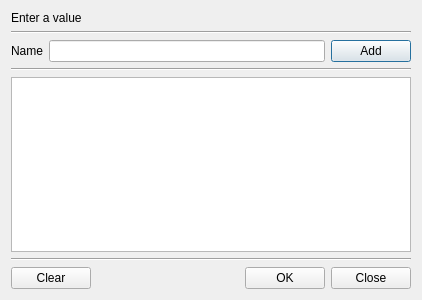
Before: the Qt Designer form BerEditor/one_list_dlg.ui in jykim74/BerEditor, drawn with Qt 5.
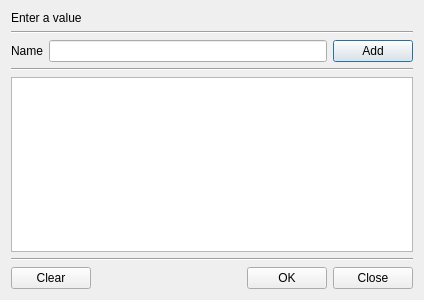
After: the same form once the commit is applied.

Patch:
```diff
--- a/BerEditor/one_list_dlg.ui
+++ b/BerEditor/one_list_dlg.ui
@@ -6,7 +6,7 @@
    <rect>
     <x>0</x>
     <y>0</y>
-    <width>418</width>
+    <width>424</width>
     <height>300</height>
    </rect>
   </property>
```
Left out of the diff: 8 changed lines with no effect on the pictures.
